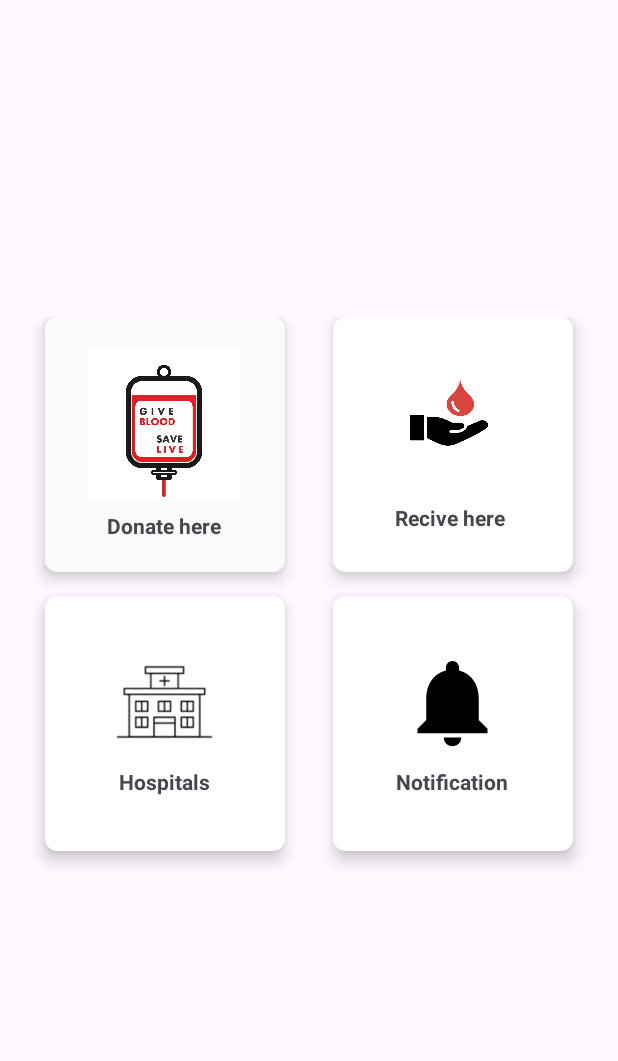
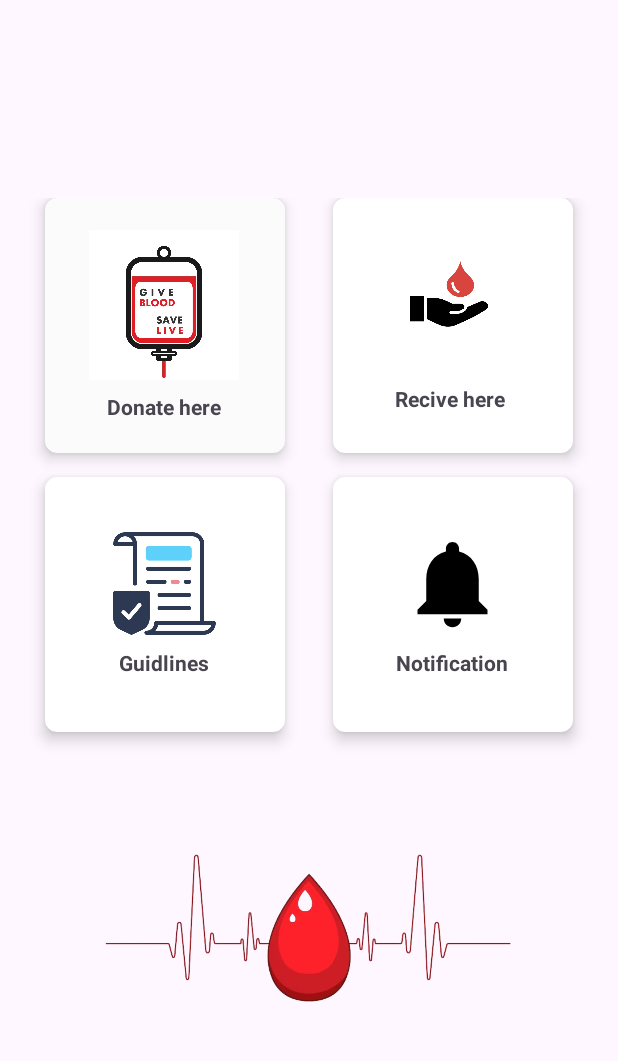
Before and after one commit to vastgalaxyspace/bloodUnity, an Android app: the screen it shows after launch once a user with an empty profile is signed in (MainActivity), on a phone screen of 412 x 824 dp, the part 70-1131 px from its top. Run offline under Robolectric (Android 15) with nearby library versions, the phone set to English and light mode, and no system bars; our stand-ins replace Firebase (no records; nobody signed in at launch, a user with empty details on screens opened directly).

Commit message:
third location

```diff
--- a/app/src/main/java/com/example/bloodunityapp/Donardetail.java
+++ b/app/src/main/java/com/example/bloodunityapp/Donardetail.java
@@ -86,7 +86,7 @@ public class Donardetail extends AppCompatActivity {
             public void onSuccess(Void unused) {
                 AlertDialog dialog = new AlertDialog.Builder(Donardetail.this)
                         .setTitle("Registration Successful")
-                        .setMessage("Data Saved")
+                        .setMessage("Wow!! You saves a life. Thank you for your donation.")
                         .setIcon(R.drawable.baseline_verified_24)
                         .setPositiveButton(android.R.string.ok, new DialogInterface.OnClickListener() {
                             public void onClick(DialogInterface dialog, int which) {
--- a/app/src/main/java/com/example/bloodunityapp/MainActivity.java
+++ b/app/src/main/java/com/example/bloodunityapp/MainActivity.java
@@ -96,7 +96,7 @@ public class MainActivity extends AppCompatActivity {
             public void onClick(View view) {
                 Intent intent= new Intent(MainActivity.this, DontateActivity.class);
                 startActivity(intent);
-                finish();
+//                finish();
             }
         });
 
@@ -106,9 +106,19 @@ public class MainActivity extends AppCompatActivity {
             public void onClick(View view) {
                 Intent intent= new Intent(MainActivity.this, Receiver.class);
                 startActivity(intent);
-                finish();
+//                finish();
             }
         });
+        cardView3 = findViewById(R.id.guideline_cardview);
+        cardView3.setOnClickListener(new View.OnClickListener() {
+            @Override
+            public void onClick(View view) {
+                Intent intent = new Intent(MainActivity.this, GuidelineActivity.class);
+                startActivity(intent);
+//                finish();
+            }
+        });
+
 
         cardView4=findViewById(R.id.notification_cardview);
         cardView4.setOnClickListener(new View.OnClickListener() {
@@ -116,7 +126,7 @@ public class MainActivity extends AppCompatActivity {
             public void onClick(View view) {
                 Intent intent= new Intent(MainActivity.this, NotificationHistoryActivity.class);
                 startActivity(intent);
-                finish();
+//                finish();
             }
         });
 
--- a/app/src/main/java/com/example/bloodunityapp/Receiver.java
+++ b/app/src/main/java/com/example/bloodunityapp/Receiver.java
@@ -117,7 +117,7 @@ public class Receiver extends AppCompatActivity {
     private void sendNotification(String title, String message) {
         Intent intent = new Intent(this, Receiver.class);
         intent.setFlags(Intent.FLAG_ACTIVITY_NEW_TASK | Intent.FLAG_ACTIVITY_CLEAR_TASK);
-        PendingIntent pendingIntent = PendingIntent.getActivity(this, 0, intent, 0);
+        PendingIntent pendingIntent = PendingIntent.getActivity(this, 0, intent, PendingIntent.FLAG_IMMUTABLE);
 
         // Get the hospital name from the form
         String hospital = hname.getText().toString();
--- a/app/src/main/res/layout/activity_main.xml
+++ b/app/src/main/res/layout/activity_main.xml
@@ -54,8 +54,10 @@
                     android:rowCount="3"
                     app:layout_constraintBottom_toBottomOf="parent"
                     app:layout_constraintEnd_toEndOf="parent"
+                    app:layout_constraintHorizontal_bias="0.0"
                     app:layout_constraintStart_toStartOf="parent"
-                    app:layout_constraintTop_toTopOf="parent">
+                    app:layout_constraintTop_toTopOf="parent"
+                    app:layout_constraintVertical_bias="0.28">
 
                     <androidx.cardview.widget.CardView
                         android:id="@+id/donate_cardview"
@@ -143,7 +145,7 @@
                     </androidx.cardview.widget.CardView>
 
                     <androidx.cardview.widget.CardView
-                        android:id="@+id/hospital_cardview"
+                        android:id="@+id/guideline_cardview"
                         android:layout_width="0dp"
                         android:layout_height="0dp"
                         android:layout_rowWeight="1"
@@ -169,7 +171,7 @@
                                 android:layout_width="70dp"
                                 android:layout_height="70dp"
                                 android:layout_gravity="center_horizontal"
-                                android:src="@drawable/hospital"
+                                android:src="@drawable/guidelines"
 
                                 />
 
@@ -178,7 +180,7 @@
                                 android:layout_height="wrap_content"
                                 android:layout_gravity="center_horizontal"
                                 android:layout_marginTop="8dp"
-                                android:text="Hospitals"
+                                android:text="Guidlines"
                                 android:textSize="14sp"
                                 android:textStyle="bold" />
                         </LinearLayout>
@@ -231,6 +233,18 @@
 
                 </GridLayout>
 
+                <ImageView
+                    android:id="@+id/imageView"
+                    android:layout_width="300dp"
+                    android:layout_height="201dp"
+                    android:layout_gravity="center_horizontal"
+                    android:src="@drawable/rece"
+                    app:layout_constraintEnd_toEndOf="parent"
+                    app:layout_constraintHorizontal_bias="0.494"
+                    app:layout_constraintStart_toStartOf="parent"
+                    app:layout_constraintTop_toBottomOf="@id/gridlayoutadmin" />
+
+
             </androidx.constraintlayout.widget.ConstraintLayout>
 
 
```
Also changed, not shown: app/src/main/AndroidManifest.xml (+6 -3 lines), app/src/main/java/com/example/bloodunityapp/GuidelineActivity.java (added, +35 -0 lines), app/src/main/res/layout/activity_guideline.xml (added, +40 -0 lines), app/src/main/res/layout/activity_login.xml (+8 -0 lines), app/src/main/res/layout/activity_receiver.xml (+20 -2 lines), app/src/main/res/values/strings.xml (+15 -0 lines), app/src/main/res/drawable/guidelines.png (added), app/src/main/res/drawable/img.png (added), app/src/main/res/drawable/rece.png (added).
